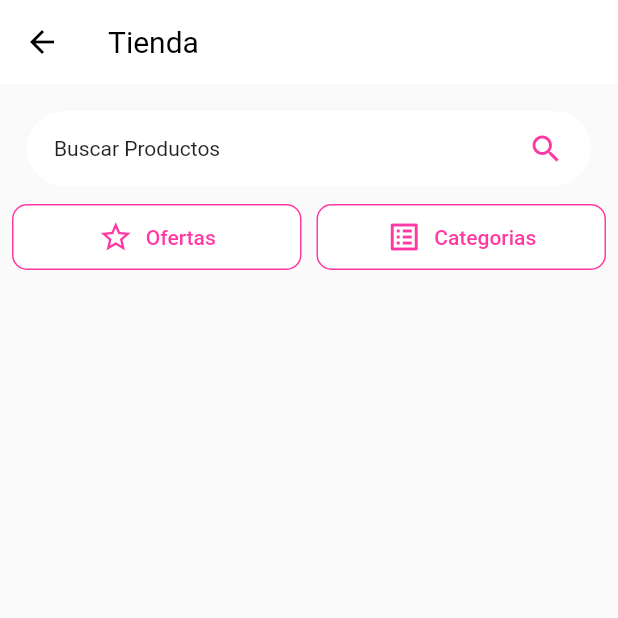
After one commit to alanfg120/appyocomproacacias_refactoring, a Flutter app: the TiendaPage screen opened directly, on a phone screen of 412 x 824 dp, the top half of it. The commit adds this screen. Run offline on Flutter 3.47's test engine with Material 2 defaults, Android fonts, the light colour scheme and no system bars; our stand-ins replace animate_do, badges, bloc, bottom_navy_bar, cached_network_image, dio and 13 more; missing offline and left inert: flutter_facebook_auth; accounts and stored records are empty; network calls fail.

Commit message:
list categoria Productos

```diff
--- a/lib/main.dart
+++ b/lib/main.dart
@@ -9,6 +9,8 @@ import 'package:appyocomproacacias_refactoring/src/componentes/inicio/cubit/inic
 import 'package:appyocomproacacias_refactoring/src/componentes/inicio/data/inicio.repositorio.dart';
 import 'package:appyocomproacacias_refactoring/src/componentes/login/cubit/login.cubit.dart';
 import 'package:appyocomproacacias_refactoring/src/componentes/login/data/login.repositorio.dart';
+import 'package:appyocomproacacias_refactoring/src/componentes/productos/bloc/productos_bloc.dart';
+import 'package:appyocomproacacias_refactoring/src/componentes/productos/data/productos.repositorio.dart';
 import 'package:appyocomproacacias_refactoring/src/componentes/publicaciones/cubit/publicaciones_cubit.dart';
 import 'package:appyocomproacacias_refactoring/src/componentes/publicaciones/data/publicaciones.repositorio.dart';
 import 'package:appyocomproacacias_refactoring/src/componentes/usuarios/cubit/usuario_cubit.dart';
@@ -83,6 +85,9 @@ class MyApp extends StatelessWidget {
              BlocProvider<UsuarioCubit>(
              create: (context) => UsuarioCubit(usuario: homeCubit!.state.usuario!,repocitorio: UsuarioRepocitorio()),
              ),
+             BlocProvider<ProductosBloc>(
+             create: (context) => ProductosBloc(repocitorio: ProductosRepositorio(),prefs: PreferenciasUsuario()),
+             ),
            ],
            child: BlocSelector<HomeCubit,HomeState,bool>(
              selector: (state) => state.offline,
--- a/lib/src/componentes/home/views/home.vista.dart
+++ b/lib/src/componentes/home/views/home.vista.dart
@@ -6,6 +6,8 @@ import 'package:appyocomproacacias_refactoring/src/componentes/home/models/usuar
 import 'package:appyocomproacacias_refactoring/src/componentes/inicio/cubit/inicio.cubit.dart';
 import 'package:appyocomproacacias_refactoring/src/componentes/inicio/views/inicio.view.dart';
 import 'package:appyocomproacacias_refactoring/src/componentes/login/views/login.view.dart';
+import 'package:appyocomproacacias_refactoring/src/componentes/productos/bloc/productos_bloc.dart';
+import 'package:appyocomproacacias_refactoring/src/componentes/productos/views/tienda.view.dart';
 import 'package:appyocomproacacias_refactoring/src/componentes/publicaciones/cubit/publicaciones_cubit.dart';
 import 'package:appyocomproacacias_refactoring/src/componentes/publicaciones/views/publicaciones.page.dart';
 import 'package:appyocomproacacias_refactoring/src/componentes/usuarios/views/usuario.view.dart';
@@ -21,11 +23,7 @@ class HomePage extends StatelessWidget {
 
   @override
   Widget build(BuildContext context) {
-    return BlocConsumer<HomeCubit,HomeState>(
-           listener: (context,state){
-             if(state.currentUsuario == TipoUsuario.LODGET)
-              print('getNotificaciones');
-           },
+    return BlocBuilder<HomeCubit,HomeState>(
            builder: (contex,state) {
                       return Scaffold(
                              body     : IndexedStack(
@@ -35,7 +33,7 @@ class HomePage extends StatelessWidget {
                                                    LoginPage(),
                                                    InicioPage(),
                                                    if(state.currentUsuario == TipoUsuario.LODGET)
-                                                   Container(),
+                                                   TiendaPage(),
                                                    PublicacionesPage(),
                                                    CategoriasPage(),
                                                    if(state.currentUsuario == TipoUsuario.LODGET)
@@ -106,7 +104,7 @@ class HomePage extends StatelessWidget {
    }
    if(usuario == TipoUsuario.LODGET){
      if(index == 0) context.read<InicioCubit>().getDataInitial(homeCubit.state.currentUsuario);
-     if(index == 1) print('Initial Data Tienda');
+     if(index == 1) context.read<ProductosBloc>().add(GetProductosEvent());
      if(index == 2) context.read<PublicacionesCubit>().getInitiData();
    }
   }
--- /dev/null
+++ b/lib/src/componentes/productos/bloc/productos_bloc.dart
@@ -0,0 +1,50 @@
+import 'package:appyocomproacacias_refactoring/src/componentes/productos/data/productos.repositorio.dart';
+import 'package:appyocomproacacias_refactoring/src/componentes/productos/models/categoriaProducto.model.dart';
+import 'package:appyocomproacacias_refactoring/src/componentes/productos/models/producto.model.dart';
+import 'package:appyocomproacacias_refactoring/src/componentes/productos/models/response.model.dart';
+import 'package:appyocomproacacias_refactoring/src/componentes/response/models/error.model.dart';
+import 'package:appyocomproacacias_refactoring/src/recursos/shared.service.dart';
+import 'package:bloc/bloc.dart';
+import 'package:equatable/equatable.dart';
+
+part 'productos_event.dart';
+part 'productos_state.dart';
+
+class ProductosBloc extends Bloc<ProductosEvent, ProductosState> {
+  final ProductosRepositorio repocitorio;
+  final PreferenciasUsuario prefs;
+  ProductosBloc({required this.repocitorio, required this.prefs})
+      : super(ProductosState.initial()) {
+    on<GetProductosEvent>((event, emit) async {
+      if (!state.getInitaialData) {
+        emit(state.copyWith(loadingProductos: true));
+        final response =
+            await repocitorio.getAllProductos(state.paginaProductos);
+        if (response is ResponseProductos) {
+          emit(state.copyWith(
+              productos: response.productos,
+              loadingProductos: false,
+              getInitaialData: true));
+        }
+        if (response is ErrorResponseHttp) {
+          print(response.getError);
+        }
+      }
+    });
+
+    on<GetCategoriasProductoEvent>((event, emit) async {
+      if (state.categorias.length == 0) {
+        emit(state.copyWith(loadingCategorias: true));
+        await Future.delayed(Duration(seconds: 10));
+        final response = await repocitorio.getCategorias();
+        if (response is ResponseProductos) {
+          emit(state.copyWith(
+              categorias: response.categorias,loadingCategorias: false));
+        }
+        if (response is ErrorResponseHttp) {
+          print(response.getError);
+        }
+      }
+    });
+  }
+}
--- /dev/null
+++ b/lib/src/componentes/productos/bloc/productos_event.dart
@@ -0,0 +1,11 @@
+part of 'productos_bloc.dart';
+
+abstract class ProductosEvent extends Equatable {
+  const ProductosEvent();
+  @override
+  List<Object> get props => [];
+}
+
+class GetProductosEvent extends ProductosEvent {}
+
+class GetCategoriasProductoEvent extends ProductosEvent {}
--- /dev/null
+++ b/lib/src/componentes/productos/bloc/productos_state.dart
@@ -0,0 +1,53 @@
+part of 'productos_bloc.dart';
+
+
+class ProductosState extends Equatable {
+
+  final List<Producto> productos;
+  final List<CategoriaProducto> categorias;
+  final bool getInitaialData,loadingProductos,loadingCategorias;
+  final int paginaProductos;
+
+  const ProductosState(
+        {required this.productos,
+        required  this.categorias,
+        required this.getInitaialData,
+        required this.loadingProductos,
+        required this.loadingCategorias,
+        required this.paginaProductos});
+
+  factory ProductosState.initial() =>
+          ProductosState(
+          productos        : [],
+          categorias       : [],
+          paginaProductos  : 0,
+          getInitaialData  : false,
+          loadingProductos : false,
+          loadingCategorias : false
+          );
+
+  ProductosState copyWith(
+                  {List<Producto>? productos,
+                   List<CategoriaProducto>? categorias,
+                   int? paginaProductos,
+                   bool? getInitaialData,
+                   bool? loadingProductos,
+                   bool? loadingCategorias})
+                   => ProductosState(
+                      productos         : productos        ?? this.productos,
+                      categorias        : categorias       ?? this.categorias,
+                      paginaProductos   : paginaProductos  ?? this.paginaProductos,
+                      getInitaialData   : getInitaialData  ?? this.getInitaialData,
+                      loadingProductos  : loadingProductos ?? this.loadingProductos,
+                      loadingCategorias : loadingCategorias ?? this.loadingCategorias
+                   );
+
+  @override
+  List<Object> get props
+         => [productos,
+             categorias,
+             paginaProductos,
+             getInitaialData,
+             loadingProductos,
+             loadingCategorias];
+}
--- /dev/null
+++ b/lib/src/componentes/productos/data/productos.repositorio.dart
@@ -0,0 +1,146 @@
+
+import 'package:appyocomproacacias_refactoring/src/componentes/productos/models/categoriaProducto.model.dart';
+import 'package:appyocomproacacias_refactoring/src/componentes/productos/models/producto.model.dart';
+import 'package:appyocomproacacias_refactoring/src/componentes/productos/models/response.model.dart';
+import 'package:appyocomproacacias_refactoring/src/componentes/response/models/error.model.dart';
+import 'package:appyocomproacacias_refactoring/src/componentes/response/models/reponse.model.dart';
+import 'package:appyocomproacacias_refactoring/src/recursos/dio.singleton.dart';
+import 'package:dio/dio.dart';
+
+
+
+class ProductosRepositorio {
+
+  final _dio = DioHttp().dio;
+
+   Future<ResponseHttp> getAllProductos(int page,{bool oferta = false}) async {
+    try {
+      final response = await this._dio.get('/productos',queryParameters: {'page': page,'oferta' : oferta});
+      final productos = response.data.map<Producto>((producto)=>Producto.toJson(producto)).toList();
+      return ResponseProductos(productos: productos);
+    } on DioError catch (error) {
+      return ErrorResponseHttp(error);
+    }
+  }
+
+  Future<ResponseHttp> getCategorias() async {
+    try {
+      final response = await this._dio.get('/categorias_producto');
+      final categorias = response.data
+          .map<CategoriaProducto>(
+              (categoria) => CategoriaProducto.toJson(categoria))
+          .toList();
+      return ResponseProductos(categorias: categorias);
+    } on DioError catch (error) {
+      return ErrorResponseHttp(error);
+    }
+  }
+
+  /* Future<ResponseModel> addProducto(
+      Producto producto, int idEmpresa, List<ImageFile> imagenes) async {
+    try {
+      FormData data = FormData.fromMap({...producto.toMap(idEmpresa)});
+      imagenes.forEach((imagen) async {
+        data.files.add(MapEntry(
+          imagen.nombre,
+          MultipartFile.fromFileSync(imagen.file.path, filename: imagen.nombre),
+        ));
+      });
+      final response = await this._dio.post('/productos/add', data: data);
+      return ResponseProducto(producto: Producto.toJson(response.data));
+    } on DioError catch (error) {
+      return ErrorResponse(error);
+    }
+  }
+  Future<ResponseModel> getAllProductos(int page,{bool oferta}) async {
+    try {
+      //await Future.delayed(Duration(seconds: 20));
+      final response = await this._dio.get('/productos',queryParameters: {'page': page,'oferta' : oferta});
+      final productos = response.data.map<Producto>((producto)=>Producto.toJson(producto)).toList();
+      return ResponseProducto(productos: productos);
+    } on DioError catch (error) {
+      return ErrorResponse(error);
+    }
+  }
+  Future<ResponseModel> getAllProductosByCategoria(int page,int idCategoria) async {
+    try {
+      final response = await this._dio.get('/productos/categoria/$idCategoria',queryParameters: {'page': page,});
+      final productos = response.data.map<Producto>((producto)=>Producto.toJson(producto)).toList();
+      return ResponseProducto(productos: productos);
+    } on DioError catch (error) {
+      return ErrorResponse(error);
+    }
+  }
+
+  Future<ResponseModel> updateProducto(
+      Producto producto, int idEmpresa, List<ImageFile> imagenes) async {
+    try {
+      FormData data = FormData.fromMap({...producto.toMap(idEmpresa,producto.id)});
+      imagenes.forEach((imagen) async {
+        if(imagen.isaFile)
+        data.files.add(MapEntry(
+          imagen.nombre,
+          MultipartFile.fromFileSync(imagen.file.path, filename: imagen.nombre),
+        ));
+      });
+      final response = await this._dio.put('/productos/update', data: data);
+      return ResponseProducto(update: response.data);
+    } on DioError catch (error) {
+      return ErrorResponse(error);
+    }
+  }
+
+  Future<ResponseModel> deleteProducto(int idProducto) async {
+    try {
+      final response = await this._dio.delete('/productos/delete/$idProducto');
+      return ResponseProducto(delete: response.data);
+    } on DioError catch (error) {
+      return ErrorResponse(error);
+    }
+  }
+
+  Future<ResponseModel> getCategorias() async {
+    try {
+      final response = await this._dio.get('/categorias_producto');
+      final categorias = response.data
+          .map<CategoriaProducto>(
+              (categoria) => CategoriaProducto.toJson(categoria))
+          .toList();
+      return ResponseProducto(categorias: categorias);
+    } on DioError catch (error) {
+      return ErrorResponse(error);
+    }
+  }
+
+  Future<ResponseModel> getProductoByUsuario(int idUsuario) async {
+    try {
+      final response = await this._dio.get('/productos/usuarios/$idUsuario');
+      final productos = response.data
+          .map<Producto>((producto) => Producto.toJson(producto))
+          .toList();
+      return ResponseProducto(productos: productos);
+    } on DioError catch (error) {
+      return ErrorResponse(error);
+    }
+  }
+  Future<ResponseModel> getProductoByEmpresa(int idEmpresa) async {
+    try {
+      final response = await this._dio.get('/productos/empresa/$idEmpresa');
+      final productos = response.data
+          .map<Producto>((producto) => Producto.toJson(producto))
+          .toList();
+      return ResponseProducto(productos: productos);
+    } on DioError catch (error) {
+      return ErrorResponse(error);
+    }
+  }
+
+  Future<ResponseModel> addPedido(Pedido pedido) async {
+    try {
+      final response = await this._dio.post('/pedidos/add',data: {...pedido.toMap()});
+      return ResponseProducto(addPedido: response.data);
+    } on DioError catch (error) {
+      return ErrorResponse(error);
+    }
+  }  */
+}
--- /dev/null
+++ b/lib/src/componentes/productos/models/response.model.dart
@@ -0,0 +1,10 @@
+import 'package:appyocomproacacias_refactoring/src/componentes/productos/models/categoriaProducto.model.dart';
+import 'package:appyocomproacacias_refactoring/src/componentes/productos/models/producto.model.dart';
+import 'package:appyocomproacacias_refactoring/src/componentes/response/models/reponse.model.dart';
+
+class ResponseProductos extends ResponseHttp {
+  final List<Producto>? productos;
+  final List<CategoriaProducto>? categorias;
+
+  ResponseProductos({this.productos,this.categorias});
+}
--- /dev/null
+++ b/lib/src/componentes/productos/views/categorias.view.dart
@@ -0,0 +1,47 @@
+import 'package:appyocomproacacias_refactoring/src/componentes/productos/bloc/productos_bloc.dart';
+import 'package:appyocomproacacias_refactoring/src/componentes/productos/widgets/loadingCategorias.dart';
+import 'package:flutter/material.dart';
+import 'package:flutter_bloc/flutter_bloc.dart';
+
+class CategoriasProductosPage extends StatelessWidget {
+  const CategoriasProductosPage({Key? key}) : super(key: key);
+
+  @override
+  Widget build(BuildContext context) {
+    return Scaffold(
+           backgroundColor: Colors.grey[300],
+           appBar: AppBar(
+                   title   : const Text('Categorias'),
+                   actions : [ Padding(
+                     padding: const EdgeInsets.all(18.0),
+                     child: const Icon(Icons.list_alt_outlined),
+                   )],
+                   elevation: 0,
+           ),
+           body : BlocBuilder<ProductosBloc, ProductosState>(
+                  builder: (context, state) {
+                       if(state.loadingCategorias)
+                           return LoadingCategoriasProductos();
+                      return Padding(
+                        padding: const EdgeInsets.all(8.0),
+                        child: Card(
+                          child: ListView.builder(
+                                 itemCount: state.categorias.length,
+                                 itemBuilder: (BuildContext context, int index) {
+
+                                    return ListTile(
+                                           contentPadding : EdgeInsets.symmetric(horizontal: 30,vertical: 5),
+                                           title          : Text(state.categorias[index].nombre,style: TextStyle(fontSize: 18,fontWeight: FontWeight.w500)),
+                                           trailing       : Icon(Icons.arrow_forward_ios),
+                                           onTap          : (){},
+                                    );
+                            },
+                          ),
+                        ),
+                      );
+
+                  },
+           ),
+    );
+  }
+}
--- /dev/null
+++ b/lib/src/componentes/productos/views/tienda.view.dart
@@ -0,0 +1,113 @@
+import 'package:appyocomproacacias_refactoring/src/componentes/productos/bloc/productos_bloc.dart';
+import 'package:appyocomproacacias_refactoring/src/recursos/navigator.service.dart';
+import 'package:flutter/material.dart';
+import 'package:flutter_bloc/flutter_bloc.dart';
+
+class TiendaPage extends StatelessWidget {
+  const TiendaPage({Key? key}) : super(key: key);
+
+  @override
+  Widget build(BuildContext context) {
+    return Scaffold(
+           appBar: AppBar(
+                   title     : const Text('Tienda'),
+                   elevation : 0,
+           ),
+           body:  Padding(
+                    padding: const EdgeInsets.all(8.0),
+                    child: Column(
+                           crossAxisAlignment : CrossAxisAlignment.start,
+                           children: [
+                             _BarSearch(),
+                             _Tabs()
+                           ],
+             ),
+            ),
+           );
+  }
+}
+
+class _BarSearch extends StatelessWidget {
+  const _BarSearch({Key? key}) : super(key: key);
+  @override
+  Widget build(BuildContext context) {
+      return GestureDetector(
+         child: Padding(
+                padding: const EdgeInsets.all(10.0),
+                child: Container(
+                       height    : 50,
+                       padding   : EdgeInsets.symmetric(vertical: 10,horizontal: 18),
+                       decoration: BoxDecoration(
+                                   color: Colors.white,
+                                   borderRadius: BorderRadius.circular(40)
+                       ),
+                       child: Row(
+                              mainAxisAlignment: MainAxisAlignment.spaceBetween,
+                              children: [
+                                Text('Buscar Productos'),
+                                Icon(Icons.search,color: Theme.of(context).primaryColor),
+                              ]
+                       ),
+                ),
+         ),
+         onTap: () {}
+  );
+  }
+}
+
+class _Tabs extends StatelessWidget {
+  const _Tabs({Key? key}) : super(key: key);
+
+  @override
+  Widget build(BuildContext context) {
+    return Row(
+           children: [
+            _TapItem(
+             titulo: 'Ofertas',
+             icon: Icons.star_border_outlined,
+             onTap: (){}
+             ),
+             SizedBox(width: 10),
+            _TapItem(
+             titulo: 'Categorias',
+             icon: Icons.list_alt_outlined,
+             onTap: (){
+               NavigationService().navigateTo('categorias_producto');
+               context.read<ProductosBloc>().add(GetCategoriasProductoEvent());
+             }
+             ),
+           ],
+    );
+  }
+}
+
+class _TapItem extends StatelessWidget {
+  final String titulo;
+  final IconData icon;
+  final VoidCallback onTap;
+  const _TapItem(
+         {Key? key,
+          required this.titulo,
+          required this.icon,
+          required this.onTap}) : super(key: key);
+
+  @override
+  Widget build(BuildContext context) {
+    return Expanded(
+            child: OutlinedButton.icon(
+                   label : Text(titulo),
+                   icon  : Icon(icon),
+                   style : OutlinedButton.styleFrom(
+                           backgroundColor: Colors.white,
+                           padding: EdgeInsets.all(10),
+                           primary: Theme.of(context).primaryColor,
+                           side   : BorderSide(color: Theme.of(context).primaryColor),
+                           shape  : RoundedRectangleBorder(
+                                    borderRadius: BorderRadius.circular(10)
+                           )
+                   ),
+                   onPressed: onTap,
+            )
+            );
+  }
+}
--- /dev/null
+++ b/lib/src/componentes/productos/widgets/loadingCategorias.dart
@@ -0,0 +1,30 @@
+import 'package:appyocomproacacias_refactoring/src/componentes/widgets/shimmer.widget.dart';
+import 'package:flutter/material.dart';
+
+class LoadingCategoriasProductos extends StatelessWidget {
+
+  const LoadingCategoriasProductos({Key? key}) : super(key: key);
+
+  @override
+  Widget build(BuildContext context) {
+    return Padding(
+      padding: const EdgeInsets.all(8.0),
+      child: Card(
+             child: ListView.builder(
+               itemCount: 10,
+               itemBuilder: (_,int index) {
+                 return ListTile(
+                        contentPadding : EdgeInsets.symmetric(horizontal: 30,vertical: 5),
+                        title: ShimmerLoading(
+                               child: Container(
+                                      height: 17,
+                                      color: Colors.grey,
+                               ),
+                        ),
+                 );
+               },
+        ),
+      ),
+    );
+  }
+}
--- a/lib/src/componentes/usuarios/views/usuario.view.dart
+++ b/lib/src/componentes/usuarios/views/usuario.view.dart
@@ -196,7 +196,7 @@ class _Perfil extends StatelessWidget {
              width  : 100,
              fit    : BoxFit.cover,
              placeholder: AssetImage('assets/imagenes/load_image.gif'),
-             image: AssetImage('assets/imagenes/logo_no_image.png'),
+             image: AssetImage('assets/imagenes/logo_no_img.png'),
       );
 
   }
--- a/lib/src/recursos/routes.dart
+++ b/lib/src/recursos/routes.dart
@@ -7,18 +7,20 @@ import 'package:appyocomproacacias_refactoring/src/componentes/inicio/views/noti
 import 'package:appyocomproacacias_refactoring/src/componentes/login/views/iniciar.sesion.view.dart';
 import 'package:appyocomproacacias_refactoring/src/componentes/login/views/login.view.dart';
 import 'package:appyocomproacacias_refactoring/src/componentes/login/views/registro.view.dart';
+import 'package:appyocomproacacias_refactoring/src/componentes/productos/views/categorias.view.dart';
 import 'package:appyocomproacacias_refactoring/src/componentes/usuarios/views/help.view.dart';
 import 'package:flutter/material.dart';
 
  routes(BuildContext context) => {
-                'home'            : (context) => HomePage(),
-                'login'           : (context) => LoginPage(),
-                'loginForm'       : (context) => LoginFormPage(),
-                'registro'        : (context) => RegistroFormPage(),
-                'search_empresa'  : (context) => SearchEmpresasPage(),
-                'offline'         : (context) => OfflinePage(),
-                'notificaciones'  : (context) => NotificationPage(),
-                'categorias'      : (context) => ListCategoriasPage(),
-                'help'            : (context) => HelpPage(),
-                'empresas'        : (context) => EmpresasPage(),
+                'home'                : (context) => HomePage(),
+                'login'               : (context) => LoginPage(),
+                'loginForm'           : (context) => LoginFormPage(),
+                'registro'            : (context) => RegistroFormPage(),
+                'search_empresa'      : (context) => SearchEmpresasPage(),
+                'offline'             : (context) => OfflinePage(),
+                'notificaciones'      : (context) => NotificationPage(),
+                'categorias'          : (context) => ListCategoriasPage(),
+                'help'                : (context) => HelpPage(),
+                'empresas'            : (context) => EmpresasPage(),
+                'categorias_producto' : (context) => CategoriasProductosPage(),
                 };
```
